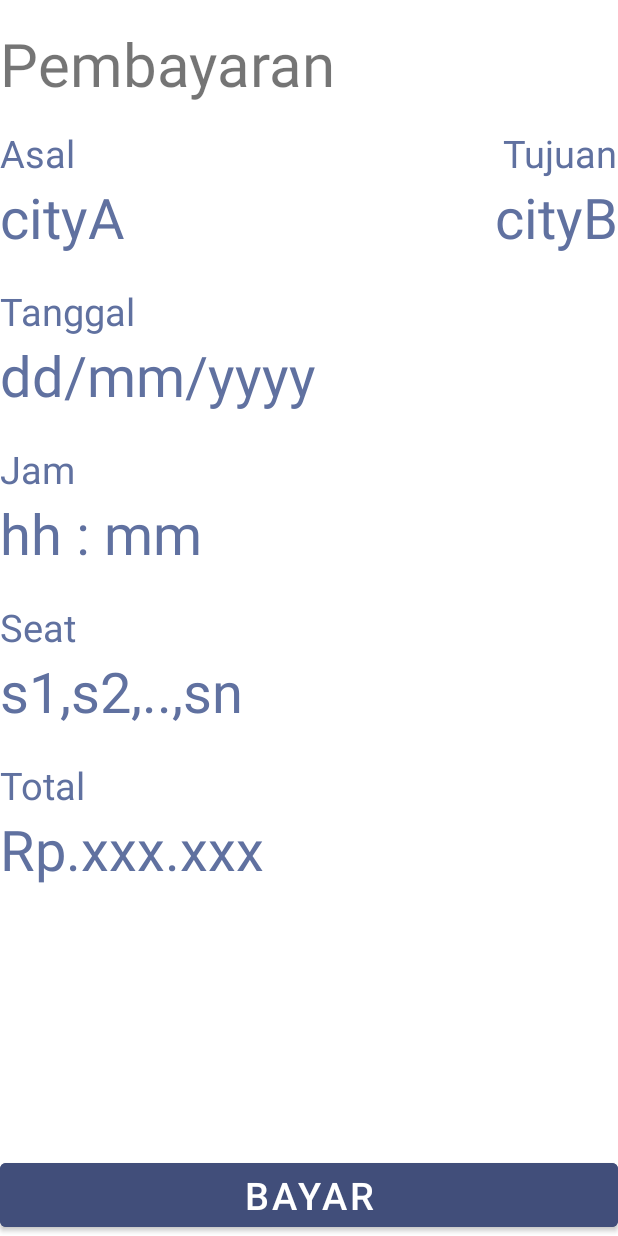
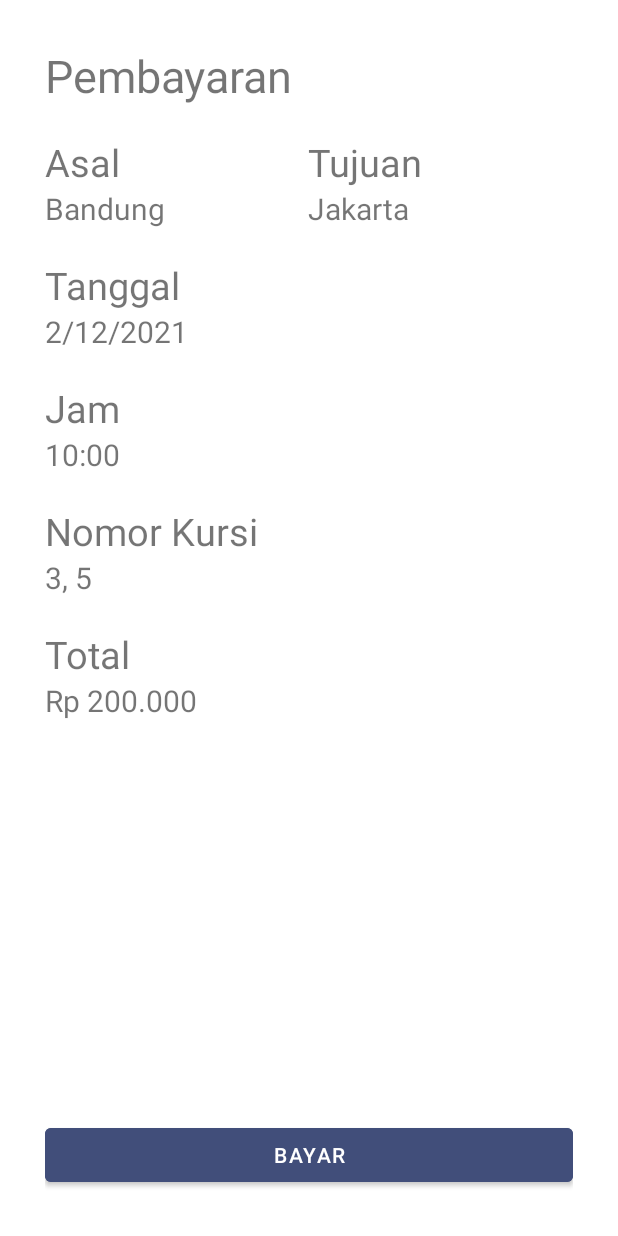
Before and after one commit to ChristopherWilliamBill/PPPB51_Tubes02_B_B, an Android app: the layout pembayaran_page.xml on its own in the app's theme, with its tools: preview values and no code run, on a phone screen of 412 x 824 dp. Run offline under Robolectric (Android 15) with nearby library versions, the phone set to English and light mode, and no system bars.

Commit message:
rapiin halaman pembayaran

```diff
--- a/app/src/main/res/layout/pembayaran_page.xml
+++ b/app/src/main/res/layout/pembayaran_page.xml
@@ -2,137 +2,137 @@
 <RelativeLayout
     xmlns:android="http://schemas.android.com/apk/res/android"
     android:layout_width="match_parent"
-    android:layout_height="match_parent">
+    android:layout_height="match_parent"
+    android:padding="@dimen/size30">
 
+    <LinearLayout
+        android:layout_width="match_parent"
+        android:layout_height="wrap_content"
+        android:orientation="vertical">
         <TextView
-        android:id="@+id/tv_pembyrn_title"
             android:layout_width="match_parent"
             android:layout_height="wrap_content"
             android:text="Pembayaran"
-        android:textSize="40sp"
-        android:paddingBottom="15sp"
-        android:paddingTop="15sp"/>
-
+            android:textSize="@dimen/size30"
+            android:layout_marginBottom="@dimen/size10"/>
+        <LinearLayout
+            android:layout_width="match_parent"
+            android:layout_height="wrap_content"
+            android:orientation="horizontal"
+            android:layout_marginVertical="@dimen/size10">
+            <LinearLayout
+                android:layout_width="175dp"
+                android:layout_height="wrap_content"
+                android:orientation="vertical">
                 <TextView
-        android:id="@+id/tv_title_asal"
                     android:layout_width="match_parent"
                     android:layout_height="wrap_content"
                     android:text="Asal"
-        android:textSize="25sp"
-        android:layout_below="@+id/tv_pembyrn_title"
-        android:textColor="@color/textColor"/>
+                    android:textSize="@dimen/size25"/>
 
                 <TextView
-        android:id="@+id/tv_title_tujuan"
-        android:layout_width="wrap_content"
+                    android:layout_width="match_parent"
+                    android:layout_height="wrap_content"
+                    android:text="Bandung"
+                    android:textSize="@dimen/size20"
+                    android:id="@+id/kotaAsal"/>
+            </LinearLayout>
+            <LinearLayout
+                android:layout_width="175dp"
+                android:layout_height="wrap_content"
+                android:orientation="vertical">
+                <TextView
+                    android:layout_width="match_parent"
                     android:layout_height="wrap_content"
                     android:text="Tujuan"
-        android:textSize="25sp"
-        android:layout_alignParentRight="true"
-        android:layout_below="@+id/tv_pembyrn_title"
-        android:textColor="@color/textColor"/>
+                    android:textSize="@dimen/size25"/>
 
                 <TextView
-        android:id="@+id/tv_asal"
                     android:layout_width="match_parent"
                     android:layout_height="wrap_content"
-        android:text="cityA"
-        android:textSize="37sp"
-        android:layout_below="@+id/tv_title_asal"
-        android:textColor="@color/textColor"/>
-
+                    android:text="Jakarta"
+                    android:textSize="@dimen/size20"
+                    android:id="@+id/kotaTujuan"/>
+            </LinearLayout>
+        </LinearLayout>
+        <LinearLayout
+            android:layout_width="match_parent"
+            android:layout_height="wrap_content"
+            android:orientation="vertical"
+            android:layout_marginVertical="@dimen/size10">
             <TextView
-        android:id="@+id/tv_tujuan"
-        android:layout_width="wrap_content"
-        android:layout_height="wrap_content"
-        android:text="cityB"
-        android:textSize="37sp"
-        android:layout_alignParentRight="true"
-        android:layout_below="@+id/tv_title_tujuan"
-        android:textColor="@color/textColor"/>
-
-    <TextView
-        android:id="@+id/tv_title_tanggal"
                 android:layout_width="match_parent"
                 android:layout_height="wrap_content"
                 android:text="Tanggal"
-        android:textSize="25sp"
-        android:layout_below="@+id/tv_asal"
-        android:paddingTop="20sp"
-        android:textColor="@color/textColor"/>
+                android:textSize="@dimen/size25"/>
 
             <TextView
-        android:id="@+id/tv_tanggal"
                 android:layout_width="match_parent"
                 android:layout_height="wrap_content"
-        android:text="dd/mm/yyyy"
-        android:textSize="37sp"
-        android:layout_below="@+id/tv_title_tanggal"
-        android:textColor="@color/textColor"/>
-
+                android:text="2/12/2021"
+                android:textSize="@dimen/size20"
+                android:id="@+id/tanggal"/>
+        </LinearLayout>
+        <LinearLayout
+            android:layout_width="match_parent"
+            android:layout_height="wrap_content"
+            android:orientation="vertical"
+            android:layout_marginVertical="@dimen/size10">
             <TextView
-        android:id="@+id/tv_title_jam"
                 android:layout_width="match_parent"
                 android:layout_height="wrap_content"
                 android:text="Jam"
-        android:textSize="25sp"
-        android:layout_below="@+id/tv_tanggal"
-        android:paddingTop="20sp"
-        android:textColor="@color/textColor"/>
+                android:textSize="@dimen/size25"/>
 
             <TextView
-        android:id="@+id/tv_jam"
                 android:layout_width="match_parent"
                 android:layout_height="wrap_content"
-        android:text="hh : mm"
-        android:textSize="37sp"
-        android:layout_below="@+id/tv_title_jam"
-        android:textColor="@color/textColor"/>
+                android:text="10:00"
+                android:textSize="@dimen/size20"
+                android:id="@+id/jam"/>
+        </LinearLayout>
+        <LinearLayout
+            android:layout_width="match_parent"
+            android:layout_height="wrap_content"
+            android:orientation="vertical"
+            android:layout_marginVertical="@dimen/size10">
+            <TextView
+                android:layout_width="match_parent"
+                android:layout_height="wrap_content"
+                android:text="Nomor Kursi"
+                android:textSize="@dimen/size25"/>
 
             <TextView
-        android:id="@+id/tv_title_seat"
                 android:layout_width="match_parent"
                 android:layout_height="wrap_content"
-        android:text="Seat"
-        android:textSize="25sp"
-        android:layout_below="@+id/tv_jam"
-        android:paddingTop="20sp"
-        android:textColor="@color/textColor"/>
-
-    <TextView
-        android:id="@+id/tv_seat"
+                android:text="3, 5"
+                android:textSize="@dimen/size20"
+                android:id="@+id/nomorKursi"/>
+        </LinearLayout>
+        <LinearLayout
             android:layout_width="match_parent"
             android:layout_height="wrap_content"
-        android:text="s1,s2,..,sn"
-        android:textSize="37sp"
-        android:layout_below="@+id/tv_title_seat"
-        android:textColor="@color/textColor"/>
-
+            android:orientation="vertical"
+            android:layout_marginVertical="@dimen/size10">
             <TextView
-        android:id="@+id/tv_title_total"
                 android:layout_width="match_parent"
                 android:layout_height="wrap_content"
                 android:text="Total"
-        android:textSize="25sp"
-        android:layout_below="@+id/tv_seat"
-        android:paddingTop="20sp"
-        android:textColor="@color/textColor"/>
+                android:textSize="@dimen/size25"/>
 
             <TextView
-        android:id="@+id/tv_total"
                 android:layout_width="match_parent"
                 android:layout_height="wrap_content"
-        android:text="Rp.xxx.xxx"
-        android:textSize="37sp"
-        android:layout_below="@+id/tv_title_total"
-        android:textColor="@color/textColor"/>
-
+                android:text="Rp 200.000"
+                android:textSize="@dimen/size20"
+                android:id="@+id/total"/>
+        </LinearLayout>
+    </LinearLayout>
     <Button
         android:layout_width="match_parent"
         android:layout_height="wrap_content"
         android:layout_alignParentBottom="true"
-        android:backgroundTint="@color/theme"
         android:text="Bayar"
-        android:textSize="25sp"/>
-
+        android:id="@+id/btnBayar"
+        android:backgroundTint="@color/theme"/>
 </RelativeLayout>
--- a/app/src/main/res/values/dimens.xml
+++ b/app/src/main/res/values/dimens.xml
@@ -3,5 +3,7 @@
     <dimen name="size300">300dp</dimen>
     <dimen name="size40">40dp</dimen>
     <dimen name="size30">30dp</dimen>
+    <dimen name="size25">25dp</dimen>
     <dimen name="size20">20dp</dimen>
+    <dimen name="size10">10dp</dimen>
 </resources>
```
Lines whose indentation alone changed are shown as unchanged.
